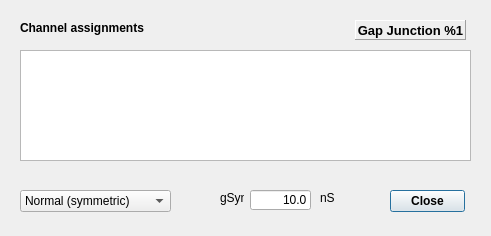
CompEphys-team/stdpc, file src/gui/GapJunctionDlg.ui: the form before one commit.
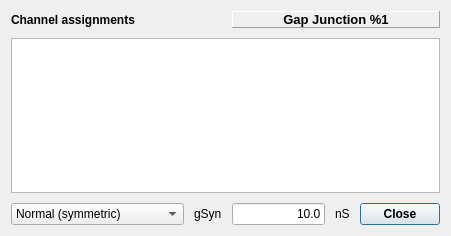
The form after the commit. Custom widgets are drawn as their Qt base class.

Diff of the .ui file:
```diff
--- a/src/gui/GapJunctionDlg.ui
+++ b/src/gui/GapJunctionDlg.ui
@@ -6,22 +6,86 @@
    <rect>
     <x>0</x>
     <y>0</y>
-    <width>491</width>
+    <width>451</width>
     <height>236</height>
    </rect>
   </property>
   <property name="windowTitle">
    <string>Gap Junction</string>
   </property>
+  <layout class="QGridLayout" name="gridLayout">
+   <property name="spacing">
+    <number>10</number>
+   </property>
+   <item row="0" column="0">
+    <widget class="QLabel" name="label_15">
+     <property name="font">
+      <font>
+       <weight>75</weight>
+       <bold>true</bold>
+      </font>
+     </property>
+     <property name="text">
+      <string>Channel assignments</string>
+     </property>
+    </widget>
+   </item>
+   <item row="1" column="0" colspan="5">
+    <widget class="AssignmentWidget&lt;GapJunctionAssignment&gt;" name="assignments">
+     <attribute name="horizontalHeaderStretchLastSection">
+      <bool>true</bool>
+     </attribute>
+     <attribute name="verticalHeaderVisible">
+      <bool>false</bool>
+     </attribute>
+     <attribute name="verticalHeaderDefaultSectionSize">
+      <number>25</number>
+     </attribute>
+    </widget>
+   </item>
+   <item row="2" column="0">
+    <widget class="QComboBox" name="typeCombo">
+     <item>
+      <property name="text">
+       <string>Normal (symmetric)</string>
+      </property>
+     </item>
+     <item>
+      <property name="text">
+       <string>Rectifying (pre-&gt;post only)</string>
+      </property>
+     </item>
+    </widget>
+   </item>
+   <item row="2" column="1">
+    <widget class="QLabel" name="label_4">
+     <property name="text">
+      <string>gSyn</string>
+     </property>
+    </widget>
+   </item>
+   <item row="2" column="2">
+    <widget class="QLineEdit" name="gSynE">
+     <property name="text">
+      <string>10.0</string>
+     </property>
+     <property name="maxLength">
+      <number>8</number>
+     </property>
+     <property name="alignment">
+      <set>Qt::AlignRight|Qt::AlignTrailing|Qt::AlignVCenter</set>
+     </property>
+    </widget>
+   </item>
+   <item row="2" column="3">
+    <widget class="QLabel" name="label_9">
+     <property name="text">
+      <string>nS</string>
+     </property>
+    </widget>
+   </item>
+   <item row="2" column="4">
   <widget class="QDialogButtonBox" name="buttonBox">
-   <property name="geometry">
-    <rect>
-     <x>390</x>
-     <y>190</y>
-     <width>75</width>
-     <height>23</height>
-    </rect>
-   </property>
    <property name="font">
     <font>
      <weight>75</weight>
@@ -35,18 +99,12 @@
     <set>QDialogButtonBox::Close</set>
    </property>
   </widget>
+   </item>
+   <item row="0" column="2" colspan="3">
   <widget class="QLabel" name="gapJunctDlgLabel">
    <property name="enabled">
     <bool>true</bool>
    </property>
-   <property name="geometry">
-    <rect>
-     <x>355</x>
-     <y>20</y>
-     <width>111</width>
-     <height>20</height>
-    </rect>
-   </property>
    <property name="font">
     <font>
      <pointsize>10</pointsize>
@@ -79,106 +137,8 @@
     <set>Qt::AlignCenter</set>
    </property>
   </widget>
-  <widget class="QComboBox" name="typeCombo">
-   <property name="geometry">
-    <rect>
-     <x>20</x>
-     <y>190</y>
-     <width>151</width>
-     <height>22</height>
-    </rect>
-   </property>
-   <item>
-    <property name="text">
-     <string>Normal (symmetric)</string>
-    </property>
    </item>
-   <item>
-    <property name="text">
-     <string>Rectifying (pre-&gt;post only)</string>
-    </property>
-   </item>
-  </widget>
-  <widget class="QLabel" name="label_4">
-   <property name="geometry">
-    <rect>
-     <x>220</x>
-     <y>190</y>
-     <width>24</width>
-     <height>16</height>
-    </rect>
-   </property>
-   <property name="text">
-    <string>gSyn</string>
-   </property>
-  </widget>
-  <widget class="QLabel" name="label_9">
-   <property name="geometry">
-    <rect>
-     <x>320</x>
-     <y>190</y>
-     <width>16</width>
-     <height>16</height>
-    </rect>
-   </property>
-   <property name="text">
-    <string>nS</string>
-   </property>
-  </widget>
-  <widget class="QLineEdit" name="gSynE">
-   <property name="geometry">
-    <rect>
-     <x>250</x>
-     <y>190</y>
-     <width>61</width>
-     <height>20</height>
-    </rect>
-   </property>
-   <property name="text">
-    <string>10.0</string>
-   </property>
-   <property name="maxLength">
-    <number>8</number>
-   </property>
-   <property name="alignment">
-    <set>Qt::AlignRight|Qt::AlignTrailing|Qt::AlignVCenter</set>
-   </property>
-  </widget>
-  <widget class="AssignmentWidget&lt;GapJunctionAssignment&gt;" name="assignments">
-   <property name="geometry">
-    <rect>
-     <x>20</x>
-     <y>50</y>
-     <width>451</width>
-     <height>111</height>
-    </rect>
-   </property>
-   <attribute name="horizontalHeaderStretchLastSection">
-    <bool>true</bool>
-   </attribute>
-   <attribute name="verticalHeaderVisible">
-    <bool>false</bool>
-   </attribute>
-  </widget>
-  <widget class="QLabel" name="label_15">
-   <property name="geometry">
-    <rect>
-     <x>20</x>
-     <y>20</y>
-     <width>131</width>
-     <height>16</height>
-    </rect>
-   </property>
-   <property name="font">
-    <font>
-     <weight>75</weight>
-     <bold>true</bold>
-    </font>
-   </property>
-   <property name="text">
-    <string>Channel assignments</string>
-   </property>
-  </widget>
+  </layout>
  </widget>
  <customwidgets>
   <customwidget>
```
Lines whose indentation alone changed are shown as unchanged.
